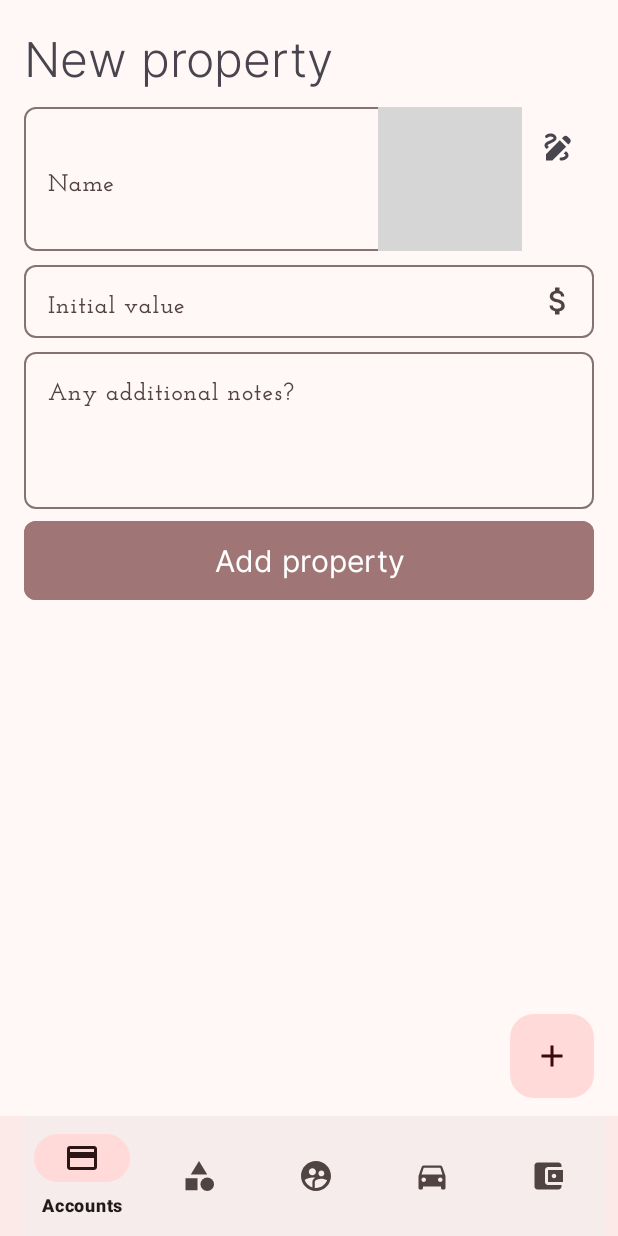
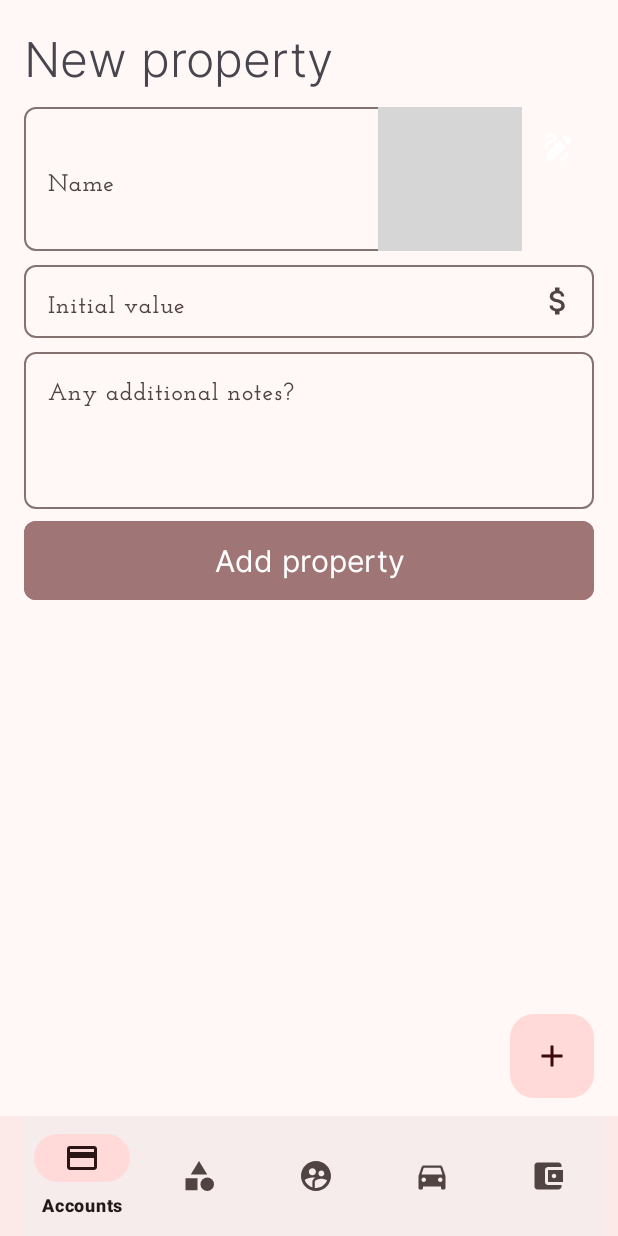
Before and after one commit to ivanrava/piggy-android, an Android app: the AddPropertyFragment screen opened through its navigation route, on a phone screen of 412 x 824 dp. Run offline under Robolectric (Android 15) with nearby library versions, the phone set to English and light mode, and no system bars; our stand-ins replace navigation-ui; 2 statements that could not run were skipped; grey boxes are pictures that could not be loaded.

Commit message:
Adds icon picker custom view

```diff
--- /dev/null
+++ b/app/src/main/java/dev/ivanravasi/piggy/ui/iconify/IconPickerView.kt
@@ -0,0 +1,51 @@
+package dev.ivanravasi.piggy.ui.iconify
+
+import android.content.Context
+import android.content.res.ColorStateList
+import android.util.AttributeSet
+import androidx.core.content.ContextCompat
+import androidx.core.graphics.drawable.DrawableCompat
+import androidx.fragment.app.FragmentActivity
+import androidx.fragment.app.FragmentManager
+import com.google.android.material.imageview.ShapeableImageView
+import dev.ivanravasi.piggy.R
+import dev.ivanravasi.piggy.api.iconify.loadIconify
+
+class IconPickerView(
+    context: Context,
+    attrs: AttributeSet
+): ShapeableImageView(context, attrs) {
+    private val iconColor = ContextCompat.getColor(context, R.color.md_theme_onPrimary)
+    private val errorColor = ContextCompat.getColor(context, R.color.md_theme_error)
+    private val listeners: MutableList<(icon: String) -> Unit> = mutableListOf()
+
+    init {
+        DrawableCompat.setTint(drawable, iconColor)
+        setOnClickListener {
+            imageTintList = null
+            getFragmentManager()?.let { fragmentManager ->
+                IconPickerBottomSheet(iconColor, object : OnIconClickListener {
+                    override fun onIconClick(icon: String) {
+                        loadIconify(icon, iconColor)
+                        listeners.forEach { it(icon) }
+                    }
+                }).show(fragmentManager, "IconPicker")
+            }
+        }
+    }
+
+    private fun getFragmentManager(): FragmentManager? {
+        return if (context is FragmentActivity)
+            (context as FragmentActivity).supportFragmentManager
+        else
+            null
+    }
+
+    fun setError() {
+        imageTintList = ColorStateList.valueOf(errorColor)
+    }
+
+    public fun setOnSelectedIconListener(listener: (icon: String) -> Unit) {
+        listeners.add(listener)
+    }
+}
--- a/app/src/main/java/dev/ivanravasi/piggy/ui/properties/AddPropertyFragment.kt
+++ b/app/src/main/java/dev/ivanravasi/piggy/ui/properties/AddPropertyFragment.kt
@@ -7,41 +7,22 @@ import android.view.LayoutInflater
 import android.view.View
 import android.view.ViewGroup
 import androidx.core.content.ContextCompat
-import androidx.core.graphics.drawable.DrawableCompat
 import androidx.navigation.fragment.findNavController
 import com.google.android.material.snackbar.Snackbar
 import dev.ivanravasi.piggy.R
-import dev.ivanravasi.piggy.api.iconify.loadIconify
 import dev.ivanravasi.piggy.data.TokenRepository
 import dev.ivanravasi.piggy.databinding.FragmentAddPropertyBinding
-import dev.ivanravasi.piggy.ui.iconify.IconPickerBottomSheet
-import dev.ivanravasi.piggy.ui.iconify.OnIconClickListener
 
 class AddPropertyFragment : Fragment() {
-    private lateinit var viewModel: AddPropertyViewModel
-    private lateinit var binding: FragmentAddPropertyBinding
-
     override fun onCreateView(
         inflater: LayoutInflater, container: ViewGroup?,
         savedInstanceState: Bundle?
     ): View {
-        binding = FragmentAddPropertyBinding.inflate(inflater, container, false)
-        viewModel = AddPropertyViewModel(TokenRepository(requireContext()))
+        val binding = FragmentAddPropertyBinding.inflate(inflater, container, false)
+        val viewModel = AddPropertyViewModel(TokenRepository(requireContext()))
 
-        DrawableCompat.setTint(binding.pickerIcon.drawable, binding.addPropertyTitle.currentTextColor)
-        binding.pickerIcon.setOnClickListener {
-            binding.pickerIcon.imageTintList = null
-            IconPickerBottomSheet(binding.addPropertyTitle.currentTextColor, object : OnIconClickListener {
-                override fun onIconClick(icon: String) {
-                    viewModel.icon.value = icon
-                }
-            }).show(parentFragmentManager, "PropertyIconPicker")
-        }
-
-        viewModel.icon.observe(viewLifecycleOwner) {
-            if (it != null) {
-                binding.pickerIcon.loadIconify(it, binding.addPropertyTitle.currentTextColor)
-            }
+        binding.pickerIcon.setOnSelectedIconListener {
+            viewModel.icon.value = it
         }
 
         viewModel.errors.observe(viewLifecycleOwner) {
@@ -49,18 +30,19 @@ class AddPropertyFragment : Fragment() {
             binding.inputInitialValue.error = it.initialValue.first()
             binding.inputDescription.error = it.description.first()
             if (it.icon.first() != null) {
+                binding.pickerIcon.setError()
                 binding.pickerIcon.imageTintList = ColorStateList.valueOf(ContextCompat.getColor(requireContext(), R.color.md_theme_error))
             }
         }
 
-        binding.buttonAddProperty.setOnClickListener {
+        binding.buttonAdd.setOnClickListener {
             viewModel.submit(
                 binding.editName.text.toString(),
                 binding.editInitialValue.text.toString(),
                 binding.editDescription.text.toString()
             ) {
                 Snackbar.make(
-                    binding.buttonAddProperty,
+                    binding.buttonAdd,
                     "Property added successfully",
                     Snackbar.LENGTH_SHORT
                 ).setAnchorView(R.id.bottom_bar)
--- a/app/src/main/res/layout/fragment_add_property.xml
+++ b/app/src/main/res/layout/fragment_add_property.xml
@@ -7,7 +7,7 @@
     xmlns:android="http://schemas.android.com/apk/res/android"
     xmlns:app="http://schemas.android.com/apk/res-auto">
     <com.google.android.material.textview.MaterialTextView
-        android:id="@+id/add_property_title"
+        android:id="@+id/add_title"
         style="@style/fragment_title"
         app:layout_constraintTop_toTopOf="parent"
         app:layout_constraintStart_toStartOf="parent"
@@ -19,7 +19,7 @@
         android:id="@+id/input_name"
         app:layout_constraintStart_toStartOf="parent"
         app:layout_constraintEnd_toStartOf="@id/picker_icon"
-        app:layout_constraintTop_toBottomOf="@id/add_property_title"
+        app:layout_constraintTop_toBottomOf="@id/add_title"
         android:layout_width="0dp"
         android:layout_height="wrap_content"
         style="@style/text_input_layout"
@@ -36,17 +36,14 @@
             android:paddingBottom="@dimen/vseparation_fields" />
     </com.google.android.material.textfield.TextInputLayout>
 
-    <com.google.android.material.imageview.ShapeableImageView
+    <dev.ivanravasi.piggy.ui.iconify.IconPickerView
         android:id="@+id/picker_icon"
         app:layout_constraintStart_toEndOf="@id/input_name"
         app:layout_constraintEnd_toEndOf="parent"
         app:layout_constraintTop_toTopOf="@id/input_name"
         android:src="@drawable/ic_icon_24"
         app:layout_constraintDimensionRatio="w,1:1"
-        android:layout_width="wrap_content"
-        android:layout_height="0dp"
-        android:layout_marginHorizontal="12dp"
-        android:layout_marginTop="20dp" />
+        style="@style/icon_picker_baseline" />
 
     <com.google.android.material.textfield.TextInputLayout
         app:layout_constraintStart_toStartOf="parent"
@@ -91,7 +88,7 @@
     </com.google.android.material.textfield.TextInputLayout>
 
     <com.google.android.material.button.MaterialButton
-        android:id="@+id/button_add_property"
+        android:id="@+id/button_add"
         app:layout_constraintTop_toBottomOf="@id/input_description"
         app:layout_constraintStart_toStartOf="parent"
         app:layout_constraintEnd_toEndOf="parent"
--- a/app/src/main/res/values/styles.xml
+++ b/app/src/main/res/values/styles.xml
@@ -36,4 +36,11 @@
         <item name="android:fontFamily">@font/inter_light</item>
         <item name="android:visibility">gone</item>
     </style>
+
+    <style name="icon_picker_baseline">
+        <item name="android:layout_width">wrap_content</item>
+        <item name="android:layout_height">0dp</item>
+        <item name="android:layout_marginHorizontal">12dp</item>
+        <item name="android:layout_marginTop">20dp</item>
+    </style>
 </resources>
```
